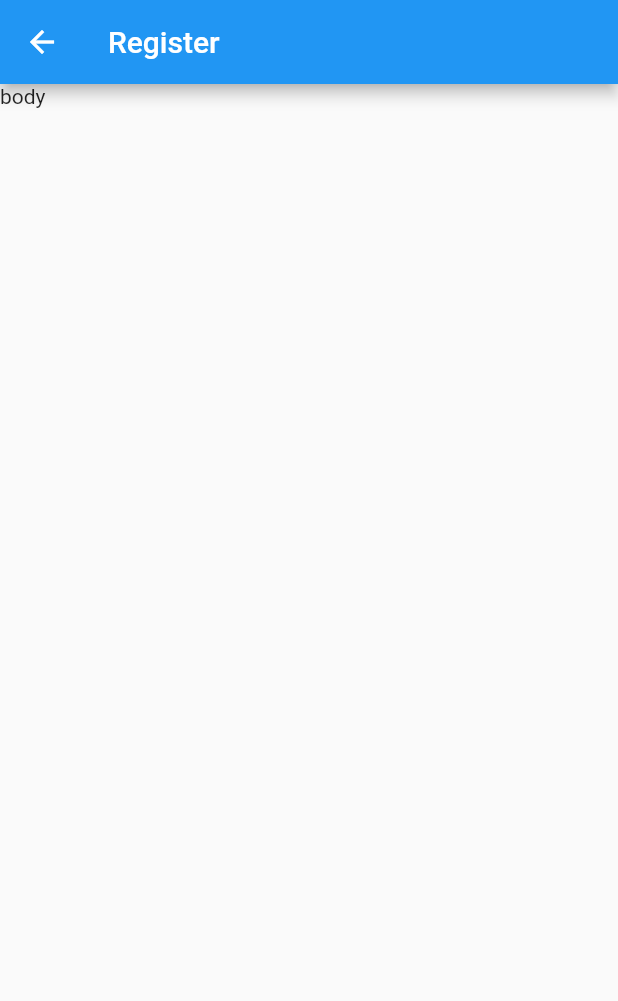
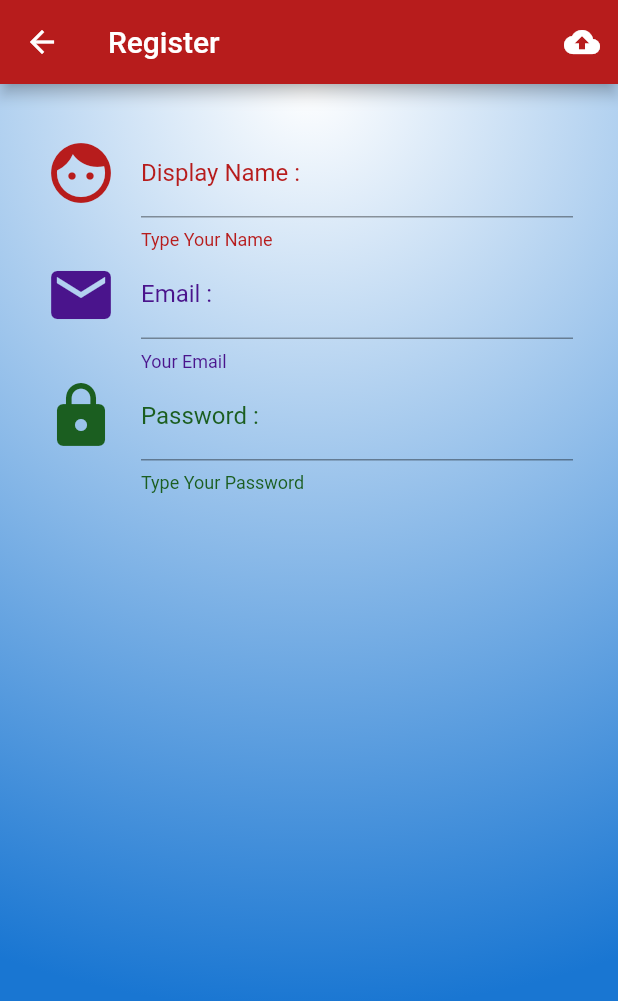
Before and after one commit to sarat999/Poppop, a Flutter app: the Register screen opened directly, on a phone screen of 412 x 824 dp. Shown: the top 1001 px of the screen. Run offline on Flutter 3.47's test engine with Material 2 defaults, Android fonts, the phone set to English and light mode, and no system bars.

Commit message:
Design UI register

```diff
--- a/lib/screens/register.dart
+++ b/lib/screens/register.dart
@@ -6,13 +6,94 @@ class Register extends StatefulWidget {
 }
 
 class _RegisterState extends State<Register> {
+  // Filed
+
+  // Method
+  Widget nameText() {
+    Color color = Colors.red.shade900;
+    return TextFormField(
+      decoration: InputDecoration(
+        icon: Icon(
+          Icons.face,
+          color: color,
+          size: 48.0,
+        ),
+        labelText: 'Display Name :',
+        labelStyle: TextStyle(color: color),
+        helperText: 'Type Your Name',
+        helperStyle: TextStyle(color: color),
+        hintText: 'English Only',
+      ),
+    );
+  }
+
+  Widget emailText() {
+    Color color = Colors.purple.shade900;
+    return TextFormField(
+      keyboardType: TextInputType.emailAddress,
+      decoration: InputDecoration(
+        icon: Icon(
+          Icons.email,
+          color: color,
+          size: 48.0,
+        ),
+        labelText: 'Email :',
+        labelStyle: TextStyle(color: color),
+        helperText: 'Your Email',
+        helperStyle: TextStyle(color: color),
+        hintText: 'you@email.com',
+      ),
+    );
+  }
+
+  Widget passwordText() {
+    Color color = Colors.green.shade900;
+    return TextFormField(
+      decoration: InputDecoration(
+        icon: Icon(
+          Icons.lock,
+          color: color,
+          size: 48.0,
+        ),
+        labelText: 'Password :',
+        labelStyle: TextStyle(color: color),
+        helperText: 'Type Your Password',
+        helperStyle: TextStyle(color: color),
+        hintText: 'More 6 Charactor',
+      ),
+    );
+  }
+
+  Widget registerButton() {
+    return IconButton(
+      icon: Icon(Icons.cloud_upload),
+      onPressed: () {},
+    );
+  }
+
   @override
   Widget build(BuildContext context) {
     return Scaffold(
       appBar: AppBar(
+        backgroundColor: Colors.red[900],
         title: Text('Register'),
+        actions: <Widget>[registerButton()],
       ),
-      body: Text('body'),
+      body: Container(
+        decoration: BoxDecoration(
+            gradient: RadialGradient(
+          colors: [Colors.white, Colors.blue.shade700],
+          radius: 1.5,center: Alignment.topCenter,
+        )),
+        child: ListView(
+          padding: EdgeInsets.all(30.0),
+          children: <Widget>[
+            nameText(),
+            emailText(),
+            passwordText(),
+          ],
+        ),
+      ),
     );
   }
 }
```
